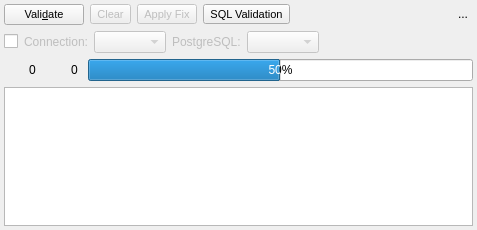
Qt form libpgmodeler_ui/ui/modelvalidationwidget.ui (pgmodeler/pgmodeler) before a commit.
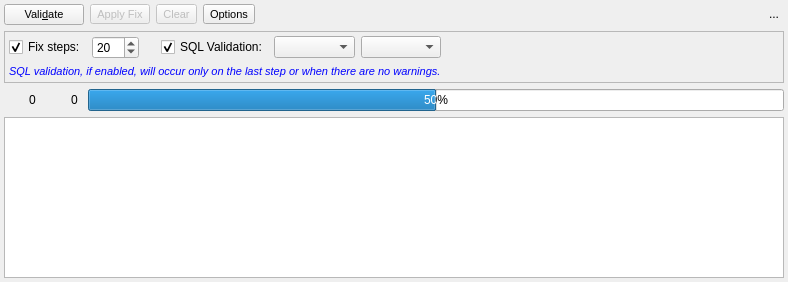
The same form after that commit. Icons and pictures are not drawn.

Commit message: Improvements on model validation tool. pgModeler will not save the model while model is completely validated.

The edit to the form file:
```diff
--- a/libpgmodeler_ui/ui/modelvalidationwidget.ui
+++ b/libpgmodeler_ui/ui/modelvalidationwidget.ui
@@ -6,8 +6,8 @@
    <rect>
     <x>0</x>
     <y>0</y>
-    <width>477</width>
-    <height>230</height>
+    <width>788</width>
+    <height>282</height>
    </rect>
   </property>
   <property name="sizePolicy">
@@ -38,39 +38,35 @@
    <property name="bottomMargin">
     <number>4</number>
    </property>
-   <property name="spacing">
-    <number>6</number>
-   </property>
-   <item row="0" column="8">
-    <widget class="QToolButton" name="hide_tb">
-     <property name="minimumSize">
-      <size>
-       <width>20</width>
-       <height>20</height>
-      </size>
+   <item row="0" column="0">
+    <widget class="QPushButton" name="validate_btn">
+     <property name="sizePolicy">
+      <sizepolicy hsizetype="Fixed" vsizetype="Fixed">
+       <horstretch>0</horstretch>
+       <verstretch>0</verstretch>
+      </sizepolicy>
      </property>
-     <property name="maximumSize">
-      <size>
-       <width>20</width>
-       <height>20</height>
-      </size>
-     </property>
-     <property name="toolTip">
-      <string>Hide this widget</string>
+     <property name="font">
+      <font>
+       <pointsize>8</pointsize>
+      </font>
      </property>
      <property name="text">
-      <string>...</string>
+      <string>Vali&amp;date</string>
      </property>
      <property name="icon">
       <iconset resource="../res/resources.qrc">
        <normaloff>:/icones/icones/fechar1.png</normaloff>:/icones/icones/fechar1.png</iconset>
      </property>
-     <property name="autoRaise">
-      <bool>true</bool>
+     <property name="iconSize">
+      <size>
+       <width>20</width>
+       <height>20</height>
+      </size>
      </property>
     </widget>
    </item>
-   <item row="2" column="0" colspan="9">
+   <item row="2" column="0" colspan="7">
     <widget class="QWidget" name="prog_info_wgt" native="true">
      <layout class="QHBoxLayout" name="horizontalLayout_3">
       <property name="spacing">
@@ -234,12 +230,44 @@
         <property name="value">
          <number>50</number>
         </property>
+        <property name="invertedAppearance">
+         <bool>false</bool>
+        </property>
        </widget>
       </item>
      </layout>
     </widget>
    </item>
-   <item row="3" column="0" colspan="9">
+   <item row="0" column="6">
+    <widget class="QToolButton" name="hide_tb">
+     <property name="minimumSize">
+      <size>
+       <width>20</width>
+       <height>20</height>
+      </size>
+     </property>
+     <property name="maximumSize">
+      <size>
+       <width>20</width>
+       <height>20</height>
+      </size>
+     </property>
+     <property name="toolTip">
+      <string>Hide this widget</string>
+     </property>
+     <property name="text">
+      <string>...</string>
+     </property>
+     <property name="icon">
+      <iconset resource="../res/resources.qrc">
+       <normaloff>:/icones/icones/fechar1.png</normaloff>:/icones/icones/fechar1.png</iconset>
+     </property>
+     <property name="autoRaise">
+      <bool>true</bool>
+     </property>
+    </widget>
+   </item>
+   <item row="3" column="0" colspan="7">
     <widget class="QTreeWidget" name="output_trw">
      <property name="alternatingRowColors">
       <bool>true</bool>
@@ -263,171 +291,43 @@
      </column>
     </widget>
    </item>
-   <item row="0" column="0">
-    <widget class="QPushButton" name="validate_btn">
+   <item row="1" column="0" colspan="7">
+    <widget class="QFrame" name="options_frm">
      <property name="sizePolicy">
-      <sizepolicy hsizetype="Fixed" vsizetype="Fixed">
+      <sizepolicy hsizetype="Preferred" vsizetype="Preferred">
        <horstretch>0</horstretch>
        <verstretch>0</verstretch>
       </sizepolicy>
      </property>
-     <property name="font">
-      <font>
-       <pointsize>8</pointsize>
-      </font>
-     </property>
-     <property name="text">
-      <string>Vali&amp;date</string>
-     </property>
-     <property name="icon">
-      <iconset resource="../res/resources.qrc">
-       <normaloff>:/icones/icones/validation.png</normaloff>:/icones/icones/validation.png</iconset>
-     </property>
-     <property name="iconSize">
+     <property name="minimumSize">
       <size>
-       <width>20</width>
-       <height>20</height>
+       <width>0</width>
+       <height>0</height>
       </size>
      </property>
-    </widget>
-   </item>
-   <item row="0" column="2">
-    <widget class="QToolButton" name="fix_btn">
-     <property name="enabled">
-      <bool>false</bool>
+     <property name="frameShape">
+      <enum>QFrame::StyledPanel</enum>
      </property>
-     <property name="sizePolicy">
-      <sizepolicy hsizetype="Fixed" vsizetype="Fixed">
-       <horstretch>0</horstretch>
-       <verstretch>0</verstretch>
-      </sizepolicy>
+     <property name="frameShadow">
+      <enum>QFrame::Raised</enum>
      </property>
-     <property name="font">
-      <font>
-       <pointsize>8</pointsize>
-      </font>
-     </property>
-     <property name="toolTip">
-      <string>Try to apply a fix on the selected validation info.</string>
-     </property>
-     <property name="text">
-      <string>Apply Fix</string>
-     </property>
-     <property name="icon">
-      <iconset resource="../res/resources.qrc">
-       <normaloff>:/icones/icones/fixobject.png</normaloff>:/icones/icones/fixobject.png</iconset>
-     </property>
-     <property name="iconSize">
-      <size>
-       <width>20</width>
-       <height>20</height>
-      </size>
-     </property>
-     <property name="toolButtonStyle">
-      <enum>Qt::ToolButtonTextBesideIcon</enum>
-     </property>
-    </widget>
-   </item>
-   <item row="0" column="1">
-    <widget class="QToolButton" name="clear_btn">
-     <property name="enabled">
-      <bool>false</bool>
-     </property>
-     <property name="font">
-      <font>
-       <pointsize>8</pointsize>
-      </font>
-     </property>
-     <property name="toolTip">
-      <string>Clear validation results</string>
-     </property>
-     <property name="text">
-      <string>Clear</string>
-     </property>
-     <property name="icon">
-      <iconset resource="../res/resources.qrc">
-       <normaloff>:/icones/icones/limpartexto.png</normaloff>:/icones/icones/limpartexto.png</iconset>
-     </property>
-     <property name="iconSize">
-      <size>
-       <width>20</width>
-       <height>20</height>
-      </size>
-     </property>
-     <property name="toolButtonStyle">
-      <enum>Qt::ToolButtonTextBesideIcon</enum>
-     </property>
-    </widget>
-   </item>
-   <item row="1" column="0" colspan="9">
-    <widget class="QWidget" name="sql_val_conf_wgt" native="true">
-     <property name="enabled">
-      <bool>true</bool>
-     </property>
-     <layout class="QHBoxLayout" name="horizontalLayout_4">
-      <property name="spacing">
-       <number>6</number>
-      </property>
+     <layout class="QGridLayout" name="gridLayout_2">
       <property name="leftMargin">
-       <number>0</number>
+       <number>4</number>
       </property>
       <property name="topMargin">
-       <number>0</number>
+       <number>4</number>
       </property>
       <property name="rightMargin">
-       <number>0</number>
+       <number>4</number>
       </property>
       <property name="bottomMargin">
-       <number>0</number>
+       <number>4</number>
       </property>
-      <item>
-       <widget class="QCheckBox" name="sql_validation_chk">
-        <property name="sizePolicy">
-         <sizepolicy hsizetype="Fixed" vsizetype="Fixed">
-          <horstretch>0</horstretch>
-          <verstretch>0</verstretch>
-         </sizepolicy>
-        </property>
-        <property name="toolTip">
-         <string>Enable validation of SQL code on DBMS (requires connection)</string>
-        </property>
-        <property name="text">
-         <string/>
-        </property>
-       </widget>
-      </item>
-      <item>
-       <widget class="QLabel" name="connection_lbl">
-        <property name="enabled">
-         <bool>false</bool>
-        </property>
-        <property name="sizePolicy">
-         <sizepolicy hsizetype="Fixed" vsizetype="Preferred">
-          <horstretch>0</horstretch>
-          <verstretch>0</verstretch>
-         </sizepolicy>
-        </property>
-        <property name="text">
-         <string>Connection:</string>
-        </property>
-        <property name="alignment">
-         <set>Qt::AlignLeading|Qt::AlignLeft|Qt::AlignVCenter</set>
-        </property>
-        <property name="margin">
-         <number>0</number>
-        </property>
-        <property name="indent">
-         <number>0</number>
-        </property>
-        <property name="textInteractionFlags">
-         <set>Qt::NoTextInteraction</set>
-        </property>
-       </widget>
-      </item>
-      <item>
+      <item row="0" column="3">
        <widget class="QComboBox" name="connections_cmb">
         <property name="enabled">
-         <bool>false</bool>
+         <bool>true</bool>
         </property>
         <property name="sizePolicy">
          <sizepolicy hsizetype="Preferred" vsizetype="Fixed">
@@ -443,24 +343,132 @@
         </property>
        </widget>
       </item>
-      <item>
-       <widget class="QLabel" name="version_lbl">
-        <property name="enabled">
-         <bool>false</bool>
+      <item row="0" column="1">
+       <spacer name="horizontalSpacer_3">
+        <property name="orientation">
+         <enum>Qt::Horizontal</enum>
+        </property>
+        <property name="sizeType">
+         <enum>QSizePolicy::Fixed</enum>
+        </property>
+        <property name="sizeHint" stdset="0">
+         <size>
+          <width>10</width>
+          <height>20</height>
+         </size>
+        </property>
+       </spacer>
+      </item>
+      <item row="1" column="0" colspan="5">
+       <widget class="QLabel" name="label_2">
+        <property name="palette">
+         <palette>
+          <active>
+           <colorrole role="WindowText">
+            <brush brushstyle="SolidPattern">
+             <color alpha="255">
+              <red>0</red>
+              <green>0</green>
+              <blue>255</blue>
+             </color>
+            </brush>
+           </colorrole>
+          </active>
+          <inactive>
+           <colorrole role="WindowText">
+            <brush brushstyle="SolidPattern">
+             <color alpha="255">
+              <red>0</red>
+              <green>0</green>
+              <blue>255</blue>
+             </color>
+            </brush>
+           </colorrole>
+          </inactive>
+          <disabled>
+           <colorrole role="WindowText">
+            <brush brushstyle="SolidPattern">
+             <color alpha="255">
+              <red>34</red>
+              <green>31</green>
+              <blue>30</blue>
+             </color>
+            </brush>
+           </colorrole>
+          </disabled>
+         </palette>
+        </property>
+        <property name="font">
+         <font>
+          <pointsize>8</pointsize>
+          <italic>true</italic>
+         </font>
         </property>
         <property name="text">
-         <string>PostgreSQL:</string>
+         <string>SQL validation, if enabled, will occur only on the last step or when there are no warnings.</string>
         </property>
        </widget>
       </item>
-      <item>
+      <item row="0" column="4">
        <widget class="QComboBox" name="version_cmb">
         <property name="enabled">
-         <bool>false</bool>
+         <bool>true</bool>
         </property>
        </widget>
       </item>
-      <item>
+      <item row="0" column="2">
+       <widget class="QCheckBox" name="sql_validation_chk">
+        <property name="sizePolicy">
+         <sizepolicy hsizetype="Fixed" vsizetype="Fixed">
+          <horstretch>0</horstretch>
+          <verstretch>0</verstretch>
+         </sizepolicy>
+        </property>
+        <property name="toolTip">
+         <string>Enable validation of SQL code on DBMS (requires connection)</string>
+        </property>
+        <property name="text">
+         <string>SQL Validation:</string>
+        </property>
+        <property name="checked">
+         <bool>true</bool>
+        </property>
+       </widget>
+      </item>
+      <item row="0" column="0">
+       <layout class="QHBoxLayout" name="horizontalLayout_5">
+        <item>
+         <widget class="QCheckBox" name="fix_steps_chk">
+          <property name="toolTip">
+           <string>Enable applying fixes in a loop (steps).</string>
+          </property>
+          <property name="text">
+           <string>Fix steps:</string>
+          </property>
+          <property name="checked">
+           <bool>true</bool>
+          </property>
+         </widget>
+        </item>
+        <item>
+         <widget class="QSpinBox" name="fix_steps_sb">
+          <property name="enabled">
+           <bool>true</bool>
+          </property>
+          <property name="minimum">
+           <number>1</number>
+          </property>
+          <property name="maximum">
+           <number>100</number>
+          </property>
+          <property name="value">
+           <number>20</number>
+          </property>
+         </widget>
+        </item>
+       </layout>
+      </item>
+      <item row="0" column="5" rowspan="2">
        <spacer name="horizontalSpacer_2">
         <property name="orientation">
          <enum>Qt::Horizontal</enum>
@@ -476,6 +484,77 @@
      </layout>
     </widget>
    </item>
+   <item row="0" column="2">
+    <widget class="QToolButton" name="clear_btn">
+     <property name="enabled">
+      <bool>false</bool>
+     </property>
+     <property name="font">
+      <font>
+       <pointsize>8</pointsize>
+      </font>
+     </property>
+     <property name="toolTip">
+      <string>Clear validation results</string>
+     </property>
+     <property name="text">
+      <string>Clear</string>
+     </property>
+     <property name="icon">
+      <iconset resource="../res/resources.qrc">
+       <normaloff>:/icones/icones/limpartexto.png</normaloff>:/icones/icones/limpartexto.png</iconset>
+     </property>
+     <property name="iconSize">
+      <size>
+       <width>20</width>
+       <height>20</height>
+      </size>
+     </property>
+     <property name="toolButtonStyle">
+      <enum>Qt::ToolButtonTextBesideIcon</enum>
+     </property>
+    </widget>
+   </item>
+   <item row="0" column="1">
+    <widget class="QToolButton" name="fix_btn">
+     <property name="enabled">
+      <bool>false</bool>
+     </property>
+     <property name="sizePolicy">
+      <sizepolicy hsizetype="Fixed" vsizetype="Fixed">
+       <horstretch>0</horstretch>
+       <verstretch>0</verstretch>
+      </sizepolicy>
+     </property>
+     <property name="font">
+      <font>
+       <pointsize>8</pointsize>
+      </font>
+     </property>
+     <property name="toolTip">
+      <string>Try to apply a fix on the selected validation info.</string>
+     </property>
+     <property name="text">
+      <string>Apply Fix</string>
+     </property>
+     <property name="icon">
+      <iconset resource="../res/resources.qrc">
+       <normaloff>:/icones/icones/fixobject.png</normaloff>:/icones/icones/fixobject.png</iconset>
+     </property>
+     <property name="iconSize">
+      <size>
+       <width>20</width>
+       <height>20</height>
+      </size>
+     </property>
+     <property name="toolButtonStyle">
+      <enum>Qt::ToolButtonTextBesideIcon</enum>
+     </property>
+     <property name="arrowType">
+      <enum>Qt::NoArrow</enum>
+     </property>
+    </widget>
+   </item>
    <item row="0" column="3">
     <widget class="QToolButton" name="sql_val_btn">
      <property name="enabled">
@@ -496,7 +575,7 @@
       <string>Try to apply a fix on the selected validation info.</string>
      </property>
      <property name="text">
-      <string>SQL Validation</string>
+      <string>Options</string>
      </property>
      <property name="icon">
       <iconset resource="../res/resources.qrc">
@@ -516,15 +595,15 @@
      </property>
     </widget>
    </item>
-   <item row="0" column="4" colspan="4">
+   <item row="0" column="4" colspan="2">
     <spacer name="horizontalSpacer">
      <property name="orientation">
       <enum>Qt::Horizontal</enum>
      </property>
      <property name="sizeHint" stdset="0">
       <size>
-       <width>40</width>
-       <height>20</height>
+       <width>405</width>
+       <height>17</height>
       </size>
      </property>
     </spacer>
```
Left out of the diff: 22 changed lines with no effect on the pictures. The commit also changes 13 other files.
